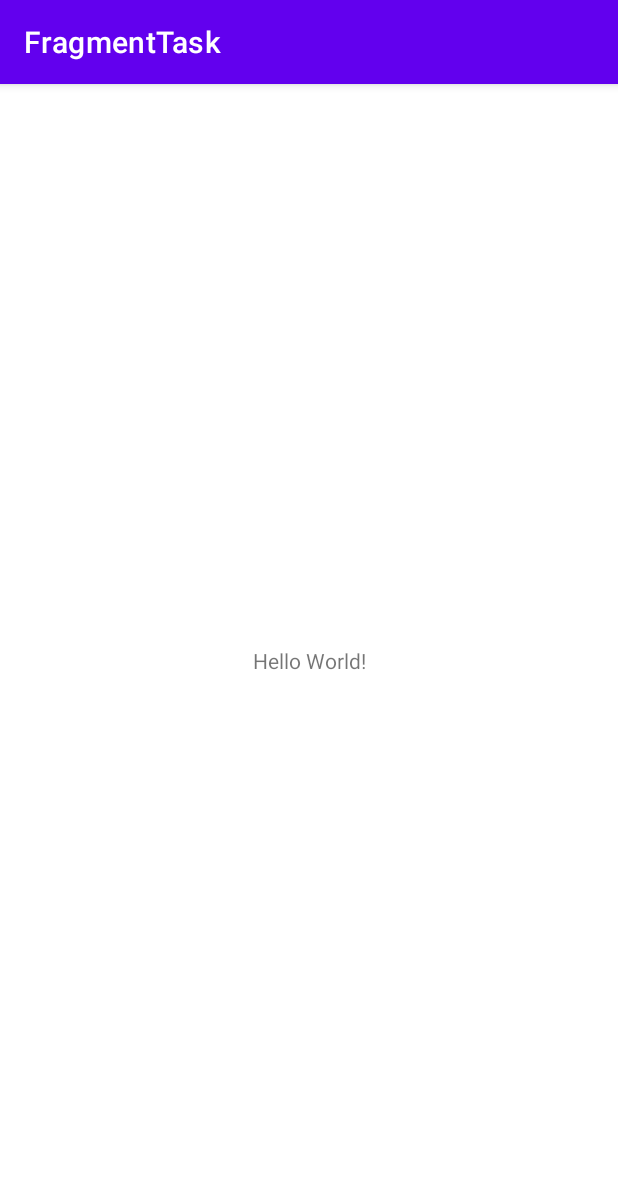
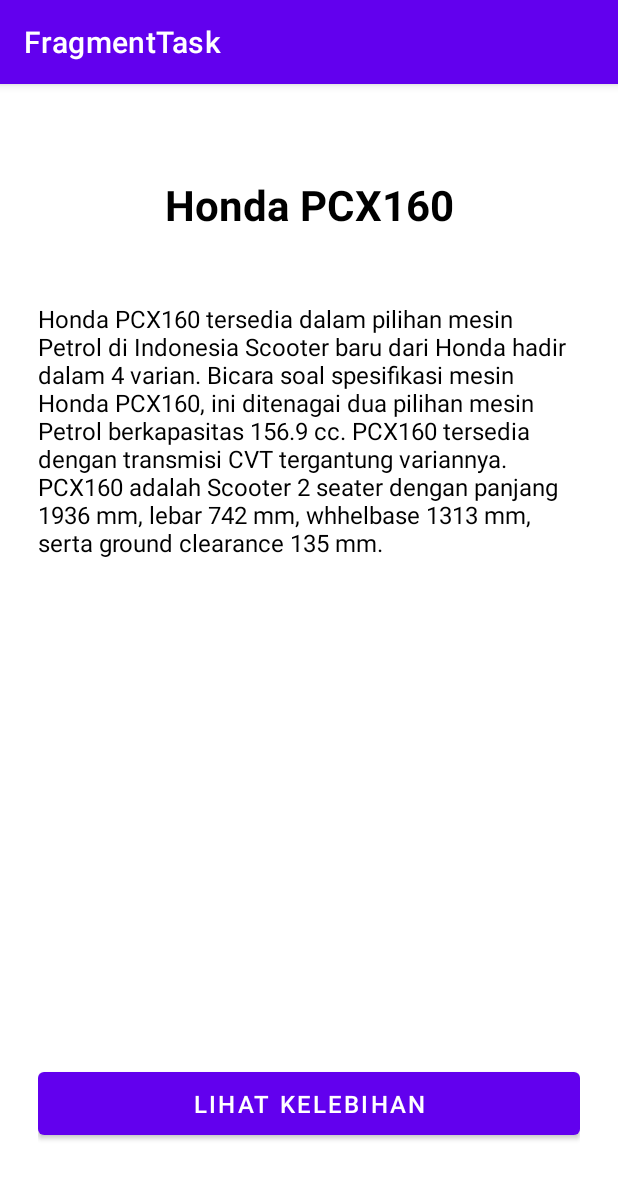
Before and after one commit to itsweape/FragmentTask, an Android app: the screen it shows after launch (MainActivity), on a phone screen of 412 x 824 dp. Shown: the top 1179 px of the screen. Run offline under Robolectric (Android 15) with nearby library versions, the phone set to English and light mode, and no system bars.

Commit message:
Static Fragment

```diff
--- /dev/null
+++ b/app/src/main/java/com/example/fragmenttask/SimpleFragment.java
@@ -0,0 +1,28 @@
+package com.example.fragmenttask;
+
+import android.os.Bundle;
+
+import androidx.fragment.app.Fragment;
+
+import android.view.LayoutInflater;
+import android.view.View;
+import android.view.ViewGroup;
+
+public class SimpleFragment extends Fragment {
+
+    public SimpleFragment() {
+        // Required empty public constructor
+    }
+
+    @Override
+    public void onCreate(Bundle savedInstanceState) {
+        super.onCreate(savedInstanceState);
+    }
+
+    @Override
+    public View onCreateView(LayoutInflater inflater, ViewGroup container,
+                             Bundle savedInstanceState) {
+        // Inflate the layout for this fragment
+        return inflater.inflate(R.layout.fragment_simple, container, false);
+    }
+}
--- a/app/src/main/res/layout/activity_main.xml
+++ b/app/src/main/res/layout/activity_main.xml
@@ -4,15 +4,43 @@
     xmlns:tools="http://schemas.android.com/tools"
     android:layout_width="match_parent"
     android:layout_height="match_parent"
+    android:padding="25dp"
     tools:context=".MainActivity">
 
     <TextView
+        android:id="@+id/title"
         android:layout_width="wrap_content"
         android:layout_height="wrap_content"
-        android:text="Hello World!"
-        app:layout_constraintBottom_toBottomOf="parent"
+        android:text="Honda PCX160"
+        android:textSize="28sp"
+        android:textColor="@color/black"
+        android:textStyle="bold"
+        android:layout_marginTop="36dp"
         app:layout_constraintEnd_toEndOf="parent"
         app:layout_constraintStart_toStartOf="parent"
         app:layout_constraintTop_toTopOf="parent" />
 
+    <fragment
+        android:id="@+id/fragment"
+        android:layout_width="0dp"
+        android:layout_height="match_parent"
+        android:name="com.example.fragmenttask.SimpleFragment"
+        android:layout_marginTop="120dp"
+        app:layout_constraintTop_toBottomOf="@+id/title"
+        app:layout_constraintRight_toRightOf="parent"
+        app:layout_constraintLeft_toLeftOf="parent"
+        tools:layout="@layout/fragment_simple"/>
+
+    <Button
+        android:id="@+id/buttonClicked"
+        android:layout_width="match_parent"
+        android:layout_height="wrap_content"
+        android:text="Lihat Kelebihan"
+        android:textSize="16sp"
+        android:padding="10dp"
+        android:layout_marginBottom="36dp"
+        app:layout_constraintBottom_toBottomOf="parent"
+        app:layout_constraintEnd_toEndOf="parent"
+        app:layout_constraintStart_toStartOf="parent"/>
+
 </androidx.constraintlayout.widget.ConstraintLayout>
--- /dev/null
+++ b/app/src/main/res/layout/fragment_simple.xml
@@ -0,0 +1,16 @@
+<?xml version="1.0" encoding="utf-8"?>
+<LinearLayout xmlns:android="http://schemas.android.com/apk/res/android"
+    xmlns:tools="http://schemas.android.com/tools"
+    android:layout_width="match_parent"
+    android:layout_height="wrap_content"
+    tools:context=".SimpleFragment">
+
+    <TextView
+        android:id="@+id/text_fragment"
+        android:layout_width="match_parent"
+        android:layout_height="match_parent"
+        android:text="@string/text_statis"
+        android:textSize="16sp"
+        android:textColor="@color/black"/>
+
+</LinearLayout>
--- a/app/src/main/res/values/strings.xml
+++ b/app/src/main/res/values/strings.xml
@@ -1,3 +1,14 @@
 <resources>
     <string name="app_name">FragmentTask</string>
+
+    <!-- text fragment statis -->
+    <string name="text_statis">Honda PCX160 tersedia dalam pilihan mesin Petrol di Indonesia Scooter baru dari Honda hadir dalam 4 varian. Bicara soal spesifikasi mesin Honda PCX160, ini ditenagai dua pilihan mesin Petrol berkapasitas 156.9 cc. PCX160 tersedia dengan transmisi CVT tergantung variannya. PCX160 adalah Scooter 2 seater dengan panjang 1936 mm, lebar 742 mm, whhelbase 1313 mm, serta ground clearance 135 mm.</string>
+
+    <!-- text fragment dinamis -->
+    <string name="text_dinamis">Honda PCX160 kini pakai mesin 156,9 cc 4 katup dengan teknologi anyar eSP+. Outputnya paling besar di antara para kompetitor yakni punya tenaga maksimal 15,8 daya kuda pada 8.500 rpm dan torsi puncak 14,7 Nm di 6.500 rpm. \n\nBerdasarkan pengetesan internal pabrikan lewat metode ECE R40 Euro 3 dengan pengaturan Idling Stop System aktif tercatat 45 kilometer per liter. \n\nSoal angkut barang bawaan Honda PCX160 punya kelebihan di sektor ini, bagasi utama dengan volume 30 liter mampu menampung 1 buah helm fullface.</string>
+
+    <!--Button text-->
+    <string name="kelebihan">Lihat Kelebihan</string>
+    <string name="mantap">Mantap!</string>
+
 </resources>
```
